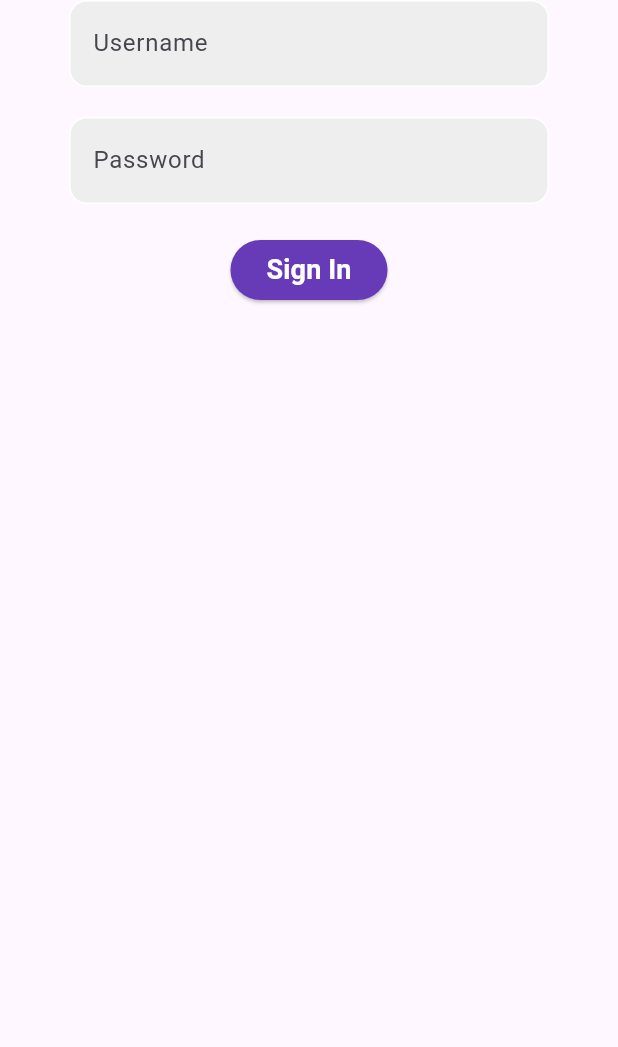
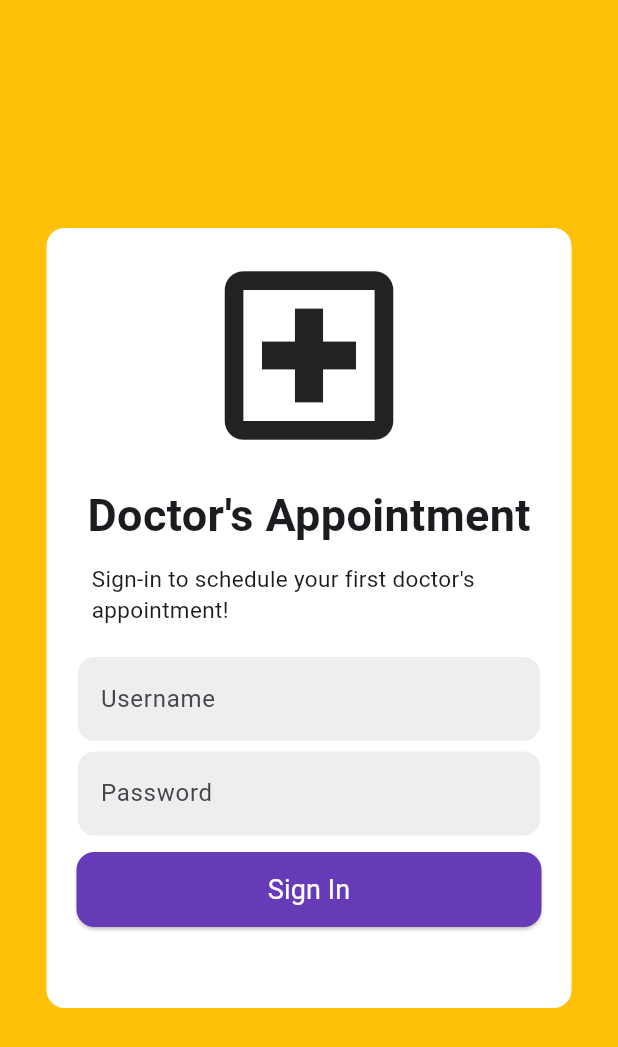
Before and after one commit to PraveenJJ/DocSchedulerApp, a Flutter app: the screen it shows after launch, after a tap on "Sign In", on a phone screen of 412 x 824 dp. Shown: the top 1047 px of the screen. Run offline on Flutter 3.47's test engine with Material 3 defaults, Android fonts, the phone set to English and light mode, and no system bars.

Commit message:
form for login page 1.2

```diff
--- a/lib/main.dart
+++ b/lib/main.dart
@@ -1,4 +1,8 @@
+import 'dart:convert';
+
+import 'package:doc_scheduler_app/HomePage.dart';
 import 'package:flutter/material.dart';
+import 'package:flutter/services.dart';
 
 void main() {
   runApp(MyApp());
@@ -8,6 +12,7 @@
   @override
   Widget build(BuildContext context) {
     return MaterialApp(
+      debugShowCheckedModeBanner: false,
       title: 'Sign In Page',
       theme: ThemeData(
         primarySwatch: Colors.blue,
@@ -39,8 +44,17 @@
   Widget build(BuildContext context) {
     return Scaffold(
         appBar: null,
-        body: Container(
+        backgroundColor: Colors.amber,
+        body: Center(
+          child: Container(
+              width: 350,
+              height: 520,
+              decoration: BoxDecoration(
+                color: Colors.white,
+                borderRadius: BorderRadius.circular(12),
+              ),
               child: const Column(
+                crossAxisAlignment: CrossAxisAlignment.stretch,
                 children: [
                   // for logo and welcome
                   WelcomeLogoWidget(),
@@ -48,6 +62,7 @@
                   SignInForm(),
                 ],
               ),
+            )
         ));
   }
 }
@@ -62,7 +77,29 @@
   @override
   Widget build(BuildContext context) {
     return Container(
-
+      padding: const EdgeInsets.fromLTRB(0.0, 10.0, 0.0, 0.0),
+      child: Column(
+        children: [
+          const Icon(
+            Icons.local_hospital_outlined,
+            size: 150,
+          ),
+          const SizedBox(height: 10),
+          const Text(
+            'Doctor\'s Appointment',
+            style: TextStyle(fontWeight: FontWeight.bold, fontSize: 30),
+          ),
+          const SizedBox(height: 10),
+          Container(
+            padding: const EdgeInsets.fromLTRB(30.0, 0.0, 0.0, 0.0),
+            child: const Text(
+              'Sign-in to schedule your first doctor\'s appointment!',
+              style: TextStyle(fontSize: 15),
+            ),
+          ),
+          const SizedBox(height: 20),
+        ],
+      ),
     );
   }
 }
@@ -75,12 +112,56 @@
 }
 
 class SignInFormState extends State<SignInForm> {
-  TextEditingController _usernameController = TextEditingController();
-  TextEditingController _passwordController = TextEditingController();
+  final TextEditingController _usernameController = TextEditingController();
+  final TextEditingController _passwordController = TextEditingController();
 
   Future<void> _submitForm() async {
     String username = _usernameController.text;
     String password = _passwordController.text;
+
+    // Load JSON file
+    String jsonContent = await rootBundle.loadString('users/users.json');
+    List<dynamic> users = json.decode(jsonContent);
+
+    // Check if username and password match
+    bool isAuthenticated = false;
+    for (var user in users) {
+      if (user['username'] == username && user['password'] == password) {
+        isAuthenticated = true;
+        break;
+      }
+    }
+
+    if (isAuthenticated) {
+      // Navigate to home screen page
+      Navigator.pushReplacement(
+        context,
+        MaterialPageRoute(builder: (context) => HomePage()),
+      );
+    } else {
+      // Show error message
+      showErrorMessage(context);
+    }
+  }
+
+  void showErrorMessage(BuildContext context) {
+    showDialog(
+      context: context,
+      builder: (BuildContext context) {
+        return AlertDialog(
+          title: const Text('Oops...'),
+          content: const Text('Invalid username or password.'),
+          actions: <Widget>[
+            TextButton(
+              onPressed: () {
+                Navigator.of(context).pop();
+              },
+              child: const Text('OK'),
+            ),
+          ],
+        );
+      },
+    );
   }
 
   @override
@@ -88,8 +169,9 @@
     return Container(
       child: Column(
         children: [
+          // username container
           Container(
-            width: 320,
+            width: 310,
             padding: const EdgeInsets.fromLTRB(15.0, 0.0, 0.0, 0.0),
             decoration: BoxDecoration(
                 color: Colors.grey[200],
@@ -103,9 +185,10 @@
               ),
             ),
           ),
-          const SizedBox(height: 20.0),
+          const SizedBox(height: 5.0),
+          // password container
           Container(
-            width: 320,
+            width: 310,
             padding: const EdgeInsets.fromLTRB(15.0, 0.0, 0.0, 0.0),
             decoration: BoxDecoration(
                 color: Colors.grey[200],
@@ -120,18 +203,25 @@
               ),
             ),
           ),
-          const SizedBox(height: 20.0),
-          ElevatedButton(
+          const SizedBox(height: 10.0),
+          Container(
+            width: 310,
+            height: 50,
+            child: ElevatedButton(
               onPressed: _submitForm,
               style: ElevatedButton.styleFrom(
                 primary: Colors.deepPurple,
+                shape: RoundedRectangleBorder(
+                  borderRadius: BorderRadius.circular(12)
+                )
               ),
               child: const Text(
                 'Sign In',
                 style: TextStyle(
                     color: Colors.white,
-                  fontWeight: FontWeight.bold,
+                    fontWeight: FontWeight.normal,
                     fontSize: 18),
+              ),
             ),
           ),
         ],
--- a/pubspec.yaml
+++ b/pubspec.yaml
@@ -59,9 +59,8 @@ flutter:
   uses-material-design: true
 
   # To add assets to your application, add an assets section, like this:
-  # assets:
-  #   - images/a_dot_burr.jpeg
-  #   - images/a_dot_ham.jpeg
+  assets:
+    - users/users.json
 
   # An image asset can refer to one or more resolution-specific "variants", see
   # https://flutter.dev/assets-and-images/#resolution-aware
```
Also changed, not shown: assets/users/users.json (added, +14 -0 lines), lib/HomePage.dart (added, +90 -0 lines). Lines whose indentation alone changed are shown as unchanged.
